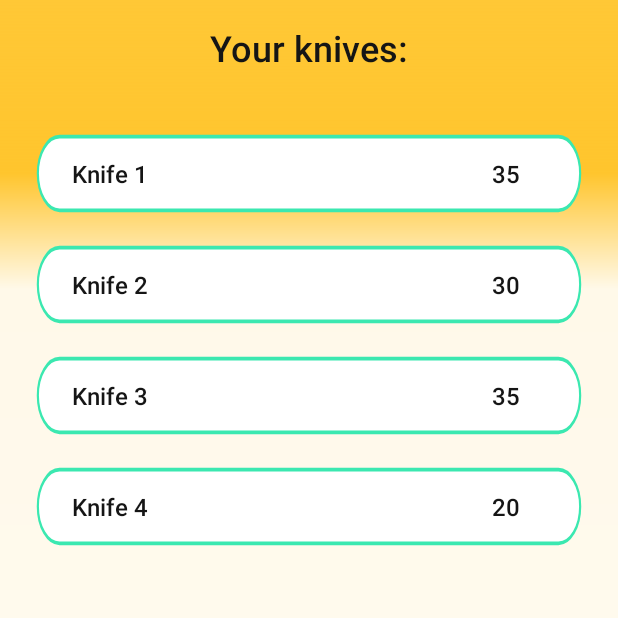
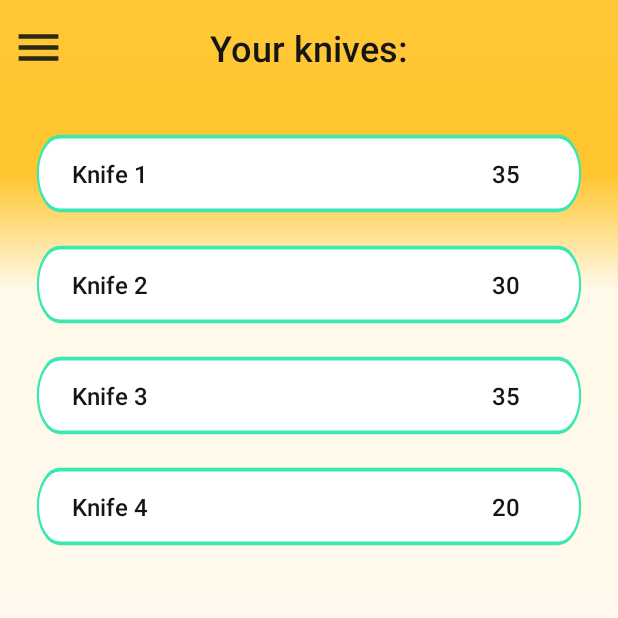
Before and after one commit to ArtyseevWork/KniveSharpening, an Android app: the screen it shows after launch (MainActivity), on a phone screen of 412 x 824 dp, the top half of it. Run offline under Robolectric (Android 15) with nearby library versions, the phone set to English and light mode, and no system bars.

Commit message:
set up left menu, fix some recommendations by google

```diff
--- a/app/src/main/java/com/mordansoft/angleofknife/activities/KnifeActivity.java
+++ b/app/src/main/java/com/mordansoft/angleofknife/activities/KnifeActivity.java
@@ -4,9 +4,7 @@ import android.content.Intent;
 import android.os.Bundle;
 import android.view.View;
 import android.widget.EditText;
-import android.widget.Switch;
 import android.widget.Toast;
-
 import androidx.appcompat.app.AlertDialog;
 import androidx.appcompat.app.AppCompatActivity;
 import androidx.appcompat.widget.SwitchCompat;
@@ -92,6 +90,7 @@ public class KnifeActivity extends AppCompatActivity {
         long unixTime;
         try{    //validate the date of last sharpening
             Date date= dateFormat.parse(String.valueOf(etKnifeDate.getText())); //todo create new func
+            assert date != null;
             unixTime = date.getTime()/1000;
         }catch(ParseException e){
             etKnifeDate.setText(dateFormat.format( normalTime ) );
--- a/app/src/main/java/com/mordansoft/angleofknife/activities/MainActivity.java
+++ b/app/src/main/java/com/mordansoft/angleofknife/activities/MainActivity.java
@@ -11,7 +11,6 @@ import androidx.core.view.GravityCompat;
 import androidx.drawerlayout.widget.DrawerLayout;
 import androidx.recyclerview.widget.LinearLayoutManager;
 import androidx.recyclerview.widget.RecyclerView;
-
 import com.google.android.material.navigation.NavigationView;
 import com.mordansoft.angleofknife.models.Knife;
 import com.mordansoft.angleofknife.KnifeAdapter;
@@ -22,17 +21,19 @@ public class MainActivity extends AppCompatActivity implements NavigationView.On
 {
     private static long back_pressed;
 
+    NavigationView navigationView;
+
     @Override
     protected void onCreate(Bundle savedInstanceState) {
         super.onCreate(savedInstanceState);
         setContentView(R.layout.activity_main);
         createRecyclerView(R.id.rv_main);
 
-        NavigationView navigationView = findViewById(R.id.nav_view);
+        navigationView = findViewById(R.id.nav_view);
         navigationView.setNavigationItemSelectedListener(this);
 
-        ImageView menuButton = (ImageView) findViewById(R.id.iv_main_btn_menu);
-        ImageView addKnifeButton = (ImageView) findViewById(R.id.iv_main_btn_add);
+        ImageView menuButton = findViewById(R.id.iv_main_btn_menu);
+        ImageView addKnifeButton = findViewById(R.id.iv_main_btn_add);
         menuButton.setOnClickListener(openMenu);
         addKnifeButton.setOnClickListener(addKnife);
 
@@ -64,43 +65,33 @@ public class MainActivity extends AppCompatActivity implements NavigationView.On
         int id = item.getItemId();
         Intent intent;
         switch(id){
-
             case R.id.menuFeedback:
-                intent = new Intent(this, KnifeActivity.class);
+                intent = new Intent(this, FeedbackActivity.class);
                 startActivity(intent);
                 break;
-
         }
-        DrawerLayout drawer = findViewById(R.id.nav_view);
-        drawer.closeDrawer(GravityCompat.START);
         return true;
     }
 
-
-
     /******* listeners *********/
-
-    View.OnClickListener addKnife = new View.OnClickListener() {
-        @Override
-        public void onClick(View v) {
+    View.OnClickListener addKnife = v -> {
         Intent intent = new Intent(MainActivity.this, KnifeActivity.class);
         intent.putExtra(Knife.EXTRA_ID, 0);
         startActivity(intent);
-        }
     };
 
-    View.OnClickListener openMenu = new View.OnClickListener() {
-        @Override
-        public void onClick(View v) {
-            Intent intent = new Intent(MainActivity.this, FeedbackActivity.class);
-            startActivity(intent);
-        }
+    View.OnClickListener openMenu = v -> {
+        DrawerLayout drawer = findViewById(R.id.drawer_layout);
+        drawer.openDrawer(GravityCompat.START);
     };
 
     /***** ! listeners *********/
-
     @Override
     public void onBackPressed() {   //exit from app
+        DrawerLayout drawer = findViewById(R.id.drawer_layout); //hide left menu
+        if (drawer.isDrawerOpen(GravityCompat.START)) {
+            drawer.closeDrawer(GravityCompat.START);
+        } else {
             if (back_pressed + 2000 > System.currentTimeMillis()) {
                 Intent intent = new Intent(Intent.ACTION_MAIN);
                 intent.addCategory(Intent.CATEGORY_HOME);
@@ -113,3 +104,4 @@ public class MainActivity extends AppCompatActivity implements NavigationView.On
             }
         }
     }
+}
--- a/app/src/main/res/layout/activity_main.xml
+++ b/app/src/main/res/layout/activity_main.xml
@@ -22,6 +22,16 @@
             app:layout_constraintEnd_toEndOf="parent"
             app:layout_constraintStart_toStartOf="parent"
             app:layout_constraintTop_toTopOf="parent">
+
+            <ImageView
+                android:id="@+id/iv_main_btn_menu"
+                android:layout_width="wrap_content"
+                android:layout_height="wrap_content"
+                android:layout_marginStart="8dp"
+                app:layout_constraintBottom_toBottomOf="parent"
+                app:layout_constraintStart_toStartOf="parent"
+                app:layout_constraintTop_toTopOf="parent"
+                app:srcCompat="@drawable/ic_menu_btn" />
 
             <TextView
                 android:id="@+id/tv_main_title"
--- a/app/src/main/res/layout/nav_header.xml
+++ b/app/src/main/res/layout/nav_header.xml
@@ -1,7 +1,7 @@
 <FrameLayout xmlns:android="http://schemas.android.com/apk/res/android"
-    android:layout_width="wrap_content"
-    android:layout_height="wrap_content"
-    android:background="@drawable/ic_settings_picture"
+    android:layout_width="match_parent"
+    android:layout_height="250dp"
+    android:background="@drawable/ic_menu_title"
     android:theme="@style/ThemeOverlay.AppCompat.Dark" >
     <LinearLayout
         android:layout_width="wrap_content"
```
Also changed, not shown: app/src/main/java/com/mordansoft/angleofknife/activities/FeedbackActivity.java (+0 -14 lines). Lines whose indentation alone changed are shown as unchanged.
